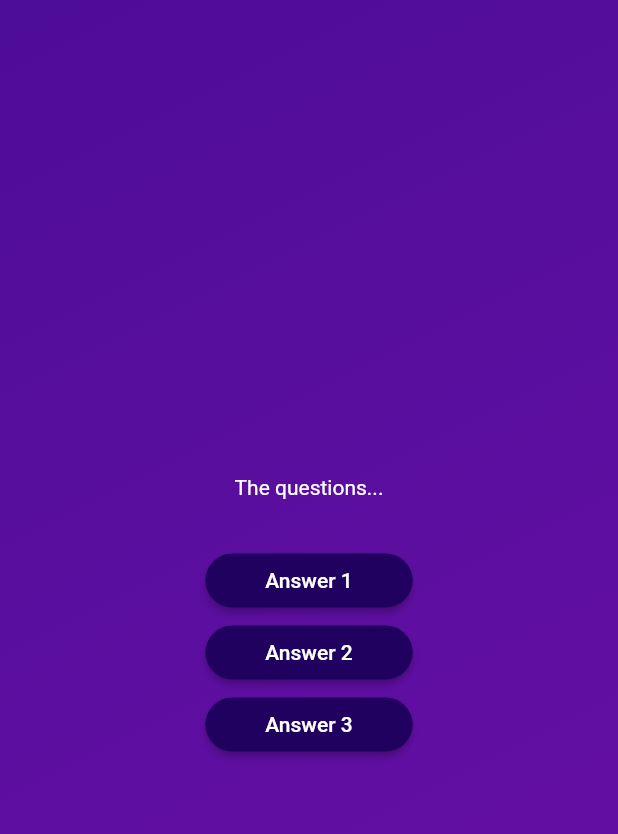
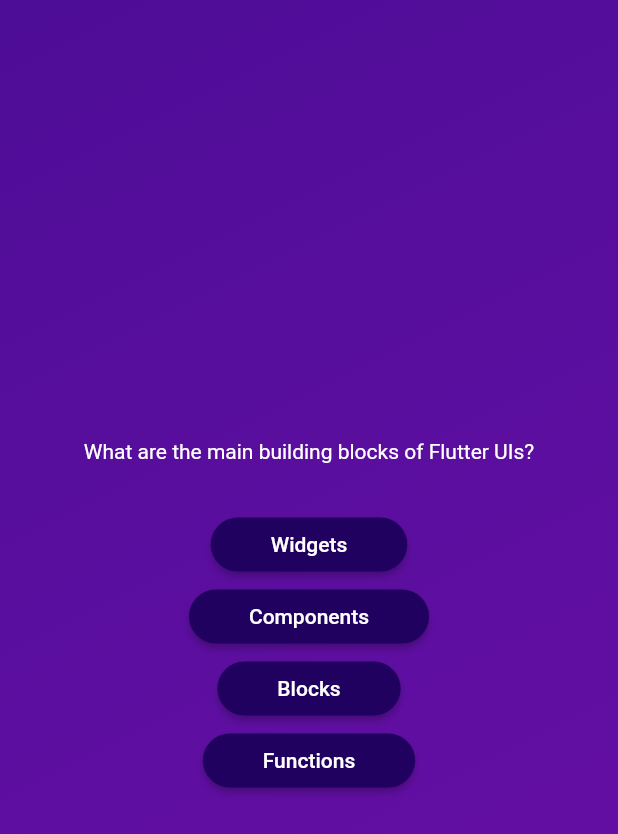
Before and after one commit to asif809999/quiz_app_in_flutter, a Flutter app: the screen it shows after launch, after a tap on "Start Quiz", on a phone screen of 412 x 824 dp. Shown: the top 834 px of the screen. Run offline on Flutter 3.47's test engine with Material 2 defaults, Android fonts, the phone set to English and light mode, and no system bars.

Commit message:
accessing data and viewing those in a dynamic list(spread operator) 3.19 AND 3.20

```diff
--- a/lib/questions_screen.dart
+++ b/lib/questions_screen.dart
@@ -1,5 +1,6 @@
 import 'package:flutter/material.dart';
 import 'package:quizer/answer_button.dart';
+import 'package:quizer/data/questions.dart';
 
 class QuestionsScreen extends StatefulWidget {
   const QuestionsScreen({super.key});
@@ -13,30 +14,22 @@ class QuestionsScreen extends StatefulWidget {
 class _QuestionsScreenState extends State<QuestionsScreen> {
   @override
   Widget build(context) {
+    final currentQuestion = questions[0];
     return SizedBox(
       width: double.infinity,
       child: Column(
         mainAxisAlignment: MainAxisAlignment.center,
         children: [
-          const Text(
-            'The questions...',
-            style: TextStyle(
+          Text(
+            currentQuestion.text,
+            style: const TextStyle(
               color: Colors.white,
             ),
           ),
           const SizedBox(height: 30),
-          AnswerButton(
-            answerText: 'Answer 1',
-            onTap: () {},
-          ),
-          AnswerButton(
-            answerText: 'Answer 2',
-            onTap: () {},
-          ),
-          AnswerButton(
-            answerText: 'Answer 3',
-            onTap: () {},
-          ),
+          ...currentQuestion.answers.map((answer) {
+            return AnswerButton(answerText: answer, onTap: () {});
+          })
         ],
       ),
     );
```
